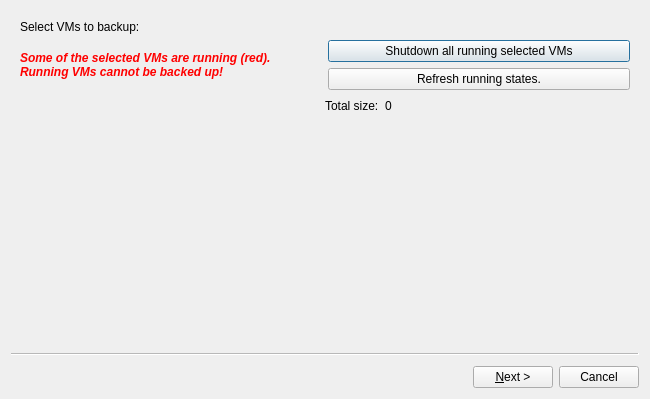
First picture: the form in ui/backupdlg.ui, repository QubesOS/qubes-manager, before the edit.
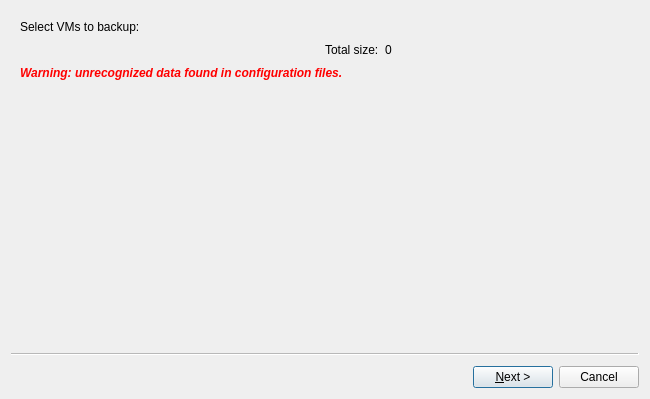
Second picture: the form after the edit. Icons and pictures are not drawn.

Commit message:
Initial backup-and-restore GUI restoration
Initial restoration: basic backup-and-restore works, but
- progress bar in backup does not work
- selecting only some VMs to restore does not work
- various miscellaneous enhancements are not yet in place

What changed in the file:
```diff
--- a/ui/backupdlg.ui
+++ b/ui/backupdlg.ui
@@ -23,73 +23,8 @@
    <layout class="QVBoxLayout" name="verticalLayout">
     <item>
      <layout class="QGridLayout" name="gridLayout_2">
-      <item row="1" column="1">
-       <widget class="QPushButton" name="shutdown_running_vms_button">
-        <property name="sizePolicy">
-         <sizepolicy hsizetype="MinimumExpanding" vsizetype="Fixed">
-          <horstretch>0</horstretch>
-          <verstretch>0</verstretch>
-         </sizepolicy>
-        </property>
-        <property name="text">
-         <string>Shutdown all running selected VMs</string>
-        </property>
-        <property name="icon">
-         <iconset resource="../resources.qrc">
-          <normaloff>:/shutdownvm.png</normaloff>:/shutdownvm.png</iconset>
-        </property>
-       </widget>
-      </item>
-      <item row="2" column="1">
-       <widget class="QPushButton" name="refresh_button">
-        <property name="sizePolicy">
-         <sizepolicy hsizetype="MinimumExpanding" vsizetype="Fixed">
-          <horstretch>0</horstretch>
-          <verstretch>0</verstretch>
-         </sizepolicy>
-        </property>
-        <property name="text">
-         <string>Refresh running states.</string>
-        </property>
-       </widget>
-      </item>
-      <item row="1" column="0" rowspan="2">
-       <widget class="QLabel" name="running_vms_warning">
-        <property name="sizePolicy">
-         <sizepolicy hsizetype="Expanding" vsizetype="Preferred">
-          <horstretch>0</horstretch>
-          <verstretch>0</verstretch>
-         </sizepolicy>
-        </property>
-        <property name="font">
-         <font>
-          <weight>75</weight>
-          <italic>true</italic>
-          <bold>true</bold>
-         </font>
-        </property>
-        <property name="styleSheet">
-         <string notr="true">color:rgb(255, 0, 0)</string>
-        </property>
-        <property name="text">
-         <string>Some of the selected VMs are running (red). Running VMs cannot be backed up!</string>
-        </property>
-        <property name="wordWrap">
-         <bool>true</bool>
-        </property>
-       </widget>
-      </item>
       <item row="0" column="0">
        <widget class="QLabel" name="label_4">
-        <property name="font">
-         <font>
-          <pointsize>9</pointsize>
-          <weight>50</weight>
-          <italic>false</italic>
-          <bold>false</bold>
-          <underline>false</underline>
-         </font>
-        </property>
         <property name="text">
          <string>Select VMs to backup:</string>
         </property>
@@ -145,6 +80,57 @@
       </item>
      </layout>
     </item>
+    <item>
+     <widget class="QLabel" name="unrecognized_config_label">
+      <property name="palette">
+       <palette>
+        <active>
+         <colorrole role="WindowText">
+          <brush brushstyle="SolidPattern">
+           <color alpha="255">
+            <red>255</red>
+            <green>0</green>
+            <blue>0</blue>
+           </color>
+          </brush>
+         </colorrole>
+        </active>
+        <inactive>
+         <colorrole role="WindowText">
+          <brush brushstyle="SolidPattern">
+           <color alpha="255">
+            <red>255</red>
+            <green>0</green>
+            <blue>0</blue>
+           </color>
+          </brush>
+         </colorrole>
+        </inactive>
+        <disabled>
+         <colorrole role="WindowText">
+          <brush brushstyle="SolidPattern">
+           <color alpha="255">
+            <red>139</red>
+            <green>142</green>
+            <blue>142</blue>
+           </color>
+          </brush>
+         </colorrole>
+        </disabled>
+       </palette>
+      </property>
+      <property name="font">
+       <font>
+        <weight>75</weight>
+        <italic>true</italic>
+        <bold>true</bold>
+       </font>
+      </property>
+      <property name="text">
+       <string>Warning: unrecognized data found in configuration files. </string>
+      </property>
+     </widget>
+    </item>
    </layout>
   </widget>
   <widget class="QWizardPage" name="select_dir_page">
```
Left out of the diff: 4 changed lines with no effect on the pictures. The commit also changes 5 other files.
